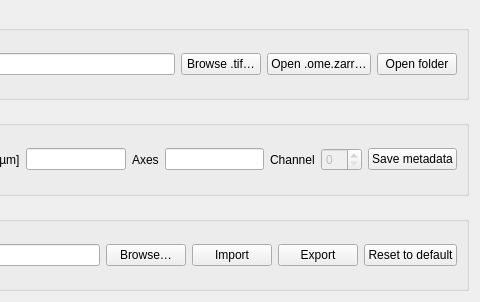
The window that sarcasm_app/ui-files/file_selection.ui (danihae/SarcAsM) describes before a commit, drawn with Qt 5; both pictures show x 269 to 749 and y 0 to 302 of the 749 by 302 pixel window.
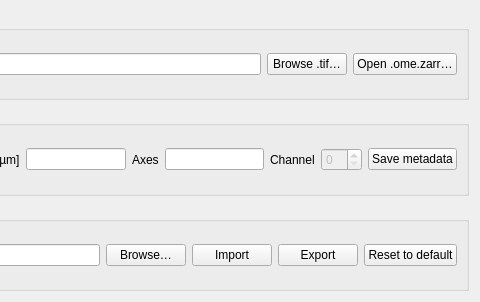
The same window after the commit.

Patch:
```diff
--- a/sarcasm_app/ui-files/file_selection.ui
+++ b/sarcasm_app/ui-files/file_selection.ui
@@ -57,13 +57,6 @@
         </property>
        </widget>
       </item>
-      <item>
-       <widget class="QPushButton" name="btn_open_folder">
-        <property name="text">
-         <string>Open folder</string>
-        </property>
-       </widget>
-      </item>
      </layout>
     </widget>
    </item>
```
